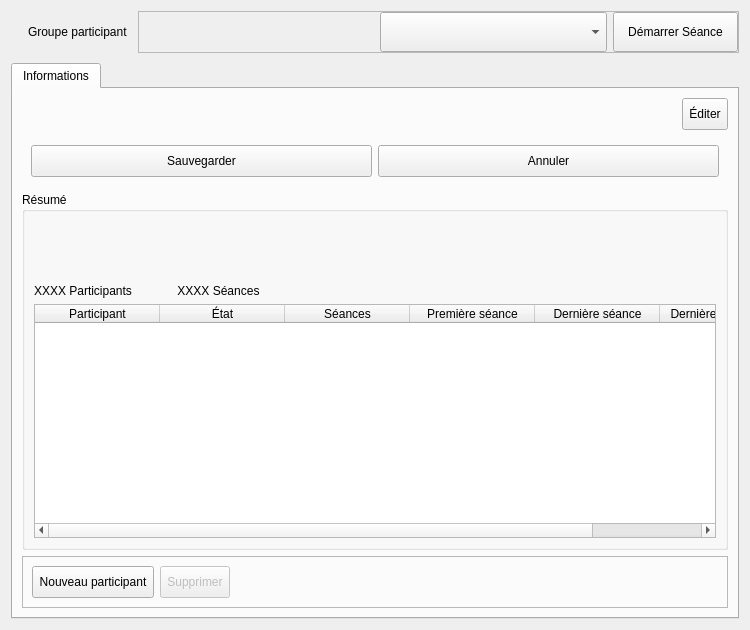
Before: the Qt Designer form client/src/editors/GroupWidget.ui in introlab/openteraplus, drawn with Qt 5.
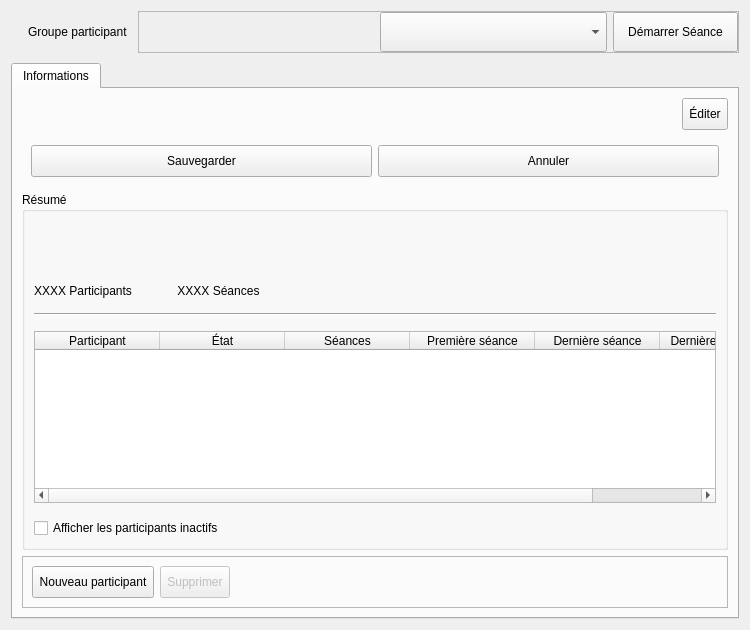
After: the same form once the commit is applied. Icons and pictures are not drawn. Custom widgets are drawn as their Qt base class.

Commit message: Refs #78. Adjusted GroupWidget & fixed HistoryCalendarWidget issues.

```diff
--- a/client/src/editors/GroupWidget.ui
+++ b/client/src/editors/GroupWidget.ui
@@ -411,6 +411,9 @@
           <string>Résumé</string>
          </property>
          <layout class="QVBoxLayout" name="verticalLayout_3">
+          <property name="spacing">
+           <number>15</number>
+          </property>
           <item>
            <layout class="QGridLayout" name="gridLayout">
             <property name="horizontalSpacing">
@@ -528,6 +531,13 @@
             </item>
            </layout>
           </item>
+          <item>
+           <widget class="Line" name="line">
+            <property name="orientation">
+             <enum>Qt::Horizontal</enum>
+            </property>
+           </widget>
+          </item>
           <item>
            <widget class="QTableWidget" name="tableSummary">
             <property name="sizePolicy">
@@ -595,6 +605,13 @@
             </column>
            </widget>
           </item>
+          <item>
+           <widget class="QCheckBox" name="chkShowInactive">
+            <property name="text">
+             <string>Afficher les participants inactifs</string>
+            </property>
+           </widget>
+          </item>
          </layout>
         </widget>
        </item>
```
The commit also changes 9 other files.
